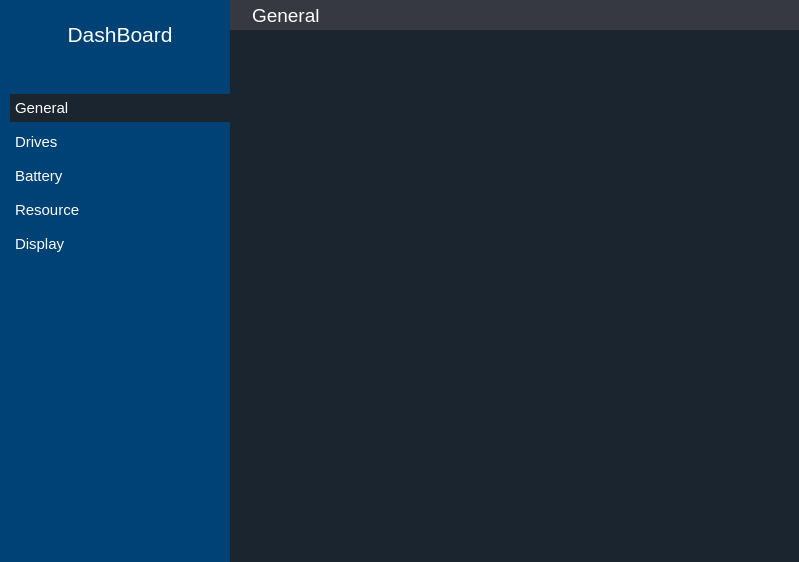
This is app/dashboard/dashboard.ui in rahmanshaber/corebox as Qt 5 draws it before an edit. The edited form follows.
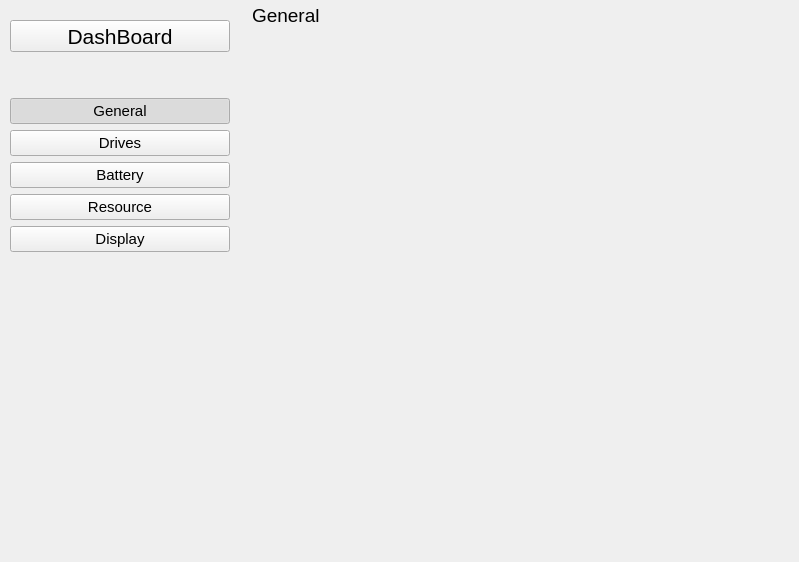
This is the edited form. The open tabs and pages were chosen to show the change. Icons and pictures are not drawn.

What changed in the file:
```diff
--- a/app/dashboard/dashboard.ui
+++ b/app/dashboard/dashboard.ui
@@ -17,6 +17,9 @@
    <iconset resource="../icons.qrc">
     <normaloff>:/icons/DashBoard.svg</normaloff>:/icons/DashBoard.svg</iconset>
   </property>
+  <property name="styleSheet">
+   <string notr="true"/>
+  </property>
   <layout class="QGridLayout" name="gridLayout_2">
    <property name="leftMargin">
     <number>0</number>
@@ -47,11 +50,8 @@
        <height>30</height>
       </size>
      </property>
-     <property name="styleSheet">
-      <string notr="true">QWidget{
-background-color:#363941;
-color: #FFFFFF;
-}</string>
+     <property name="accessibleName">
+      <string>nameBar</string>
      </property>
      <property name="frameShape">
       <enum>QFrame::NoFrame</enum>
@@ -119,9 +119,6 @@
           <pointsize>14</pointsize>
          </font>
         </property>
-        <property name="styleSheet">
-         <string notr="true">color: white;</string>
-        </property>
         <property name="text">
          <string>General</string>
         </property>
@@ -163,23 +160,8 @@
        <height>16777215</height>
       </size>
      </property>
-     <property name="styleSheet">
-      <string notr="true">QWidget{
-background-color: #004275;
-color: #ffffff;
-border: 1px #3F67C0;
-}
-
-
-QPushButton{
-Text-align:left;
-padding: 5px 5px 5px 5px;
-}
-
-QPushButton:checked{
-background-color:#1B252F; 
-}
-</string>
+     <property name="accessibleName">
+      <string>shortcut</string>
      </property>
      <layout class="QVBoxLayout" name="verticalLayout_3">
       <property name="leftMargin">
@@ -423,13 +405,6 @@
    </item>
    <item row="1" column="1">
     <widget class="QStackedWidget" name="pages">
-     <property name="styleSheet">
-      <string notr="true">QWidget{
-background-color: #1B252F; ;
-color: #ffffff;
-border: 1px #3F67C0;
-}</string>
-     </property>
      <property name="currentIndex">
       <number>0</number>
      </property>
```
Left out of the diff: 17 changed lines with no effect on the pictures.
